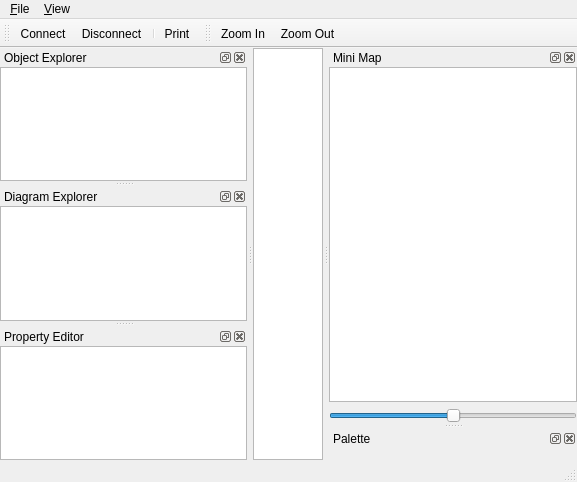
First picture: the form in branches/new-repo-experimenting/mainwindow/mainwindow.ui, repository qreal/qreal, before the edit.
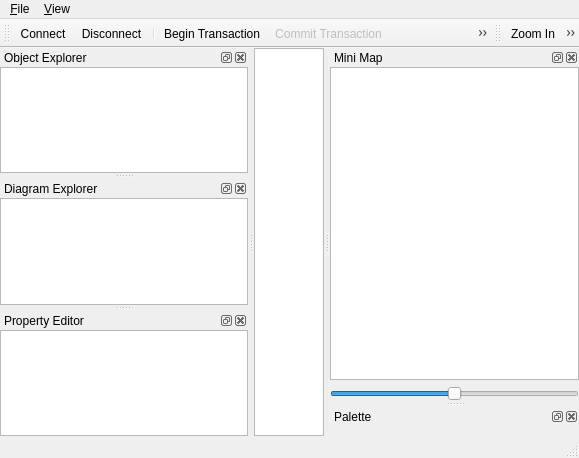
Second picture: the form after the edit. Icons and pictures are not drawn. Custom widgets are drawn as their Qt base class.

Commit message: Transaction support

Diff of the .ui file:
```diff
--- a/branches/new-repo-experimenting/mainwindow/mainwindow.ui
+++ b/branches/new-repo-experimenting/mainwindow/mainwindow.ui
@@ -5,8 +5,8 @@
    <rect>
     <x>0</x>
     <y>0</y>
-    <width>577</width>
-    <height>482</height>
+    <width>579</width>
+    <height>458</height>
    </rect>
   </property>
   <property name="windowTitle" >
@@ -29,6 +29,12 @@
     <property name="bottomMargin" >
      <number>0</number>
     </property>
+    <property name="horizontalSpacing" >
+     <number>0</number>
+    </property>
+    <property name="verticalSpacing" >
+     <number>0</number>
+    </property>
     <item row="0" column="0" >
      <widget class="EditorView" name="view" />
     </item>
@@ -39,8 +45,8 @@
     <rect>
      <x>0</x>
      <y>0</y>
-     <width>577</width>
-     <height>28</height>
+     <width>579</width>
+     <height>25</height>
     </rect>
    </property>
    <widget class="QMenu" name="menu_File" >
@@ -162,6 +168,10 @@
    <addaction name="actionConnect" />
    <addaction name="actionDisconnect" />
    <addaction name="separator" />
+   <addaction name="actionBeginTransaction" />
+   <addaction name="actionCommitTransaction" />
+   <addaction name="actionRollbackTransaction" />
+   <addaction name="separator" />
    <addaction name="actionPrint" />
   </widget>
   <widget class="QDockWidget" name="minimapDock" >
@@ -360,6 +370,27 @@
     <string>&amp;Disconnect</string>
    </property>
   </action>
+  <action name="actionBeginTransaction" >
+   <property name="text" >
+    <string>Begin Transaction</string>
+   </property>
+  </action>
+  <action name="actionCommitTransaction" >
+   <property name="enabled" >
+    <bool>false</bool>
+   </property>
+   <property name="text" >
+    <string>Commit Transaction</string>
+   </property>
+  </action>
+  <action name="actionRollbackTransaction" >
+   <property name="enabled" >
+    <bool>false</bool>
+   </property>
+   <property name="text" >
+    <string>Rollback Transaction</string>
+   </property>
+  </action>
  </widget>
  <layoutdefault spacing="0" margin="0" />
  <customwidgets>
```
The commit also changes 4 other files.
